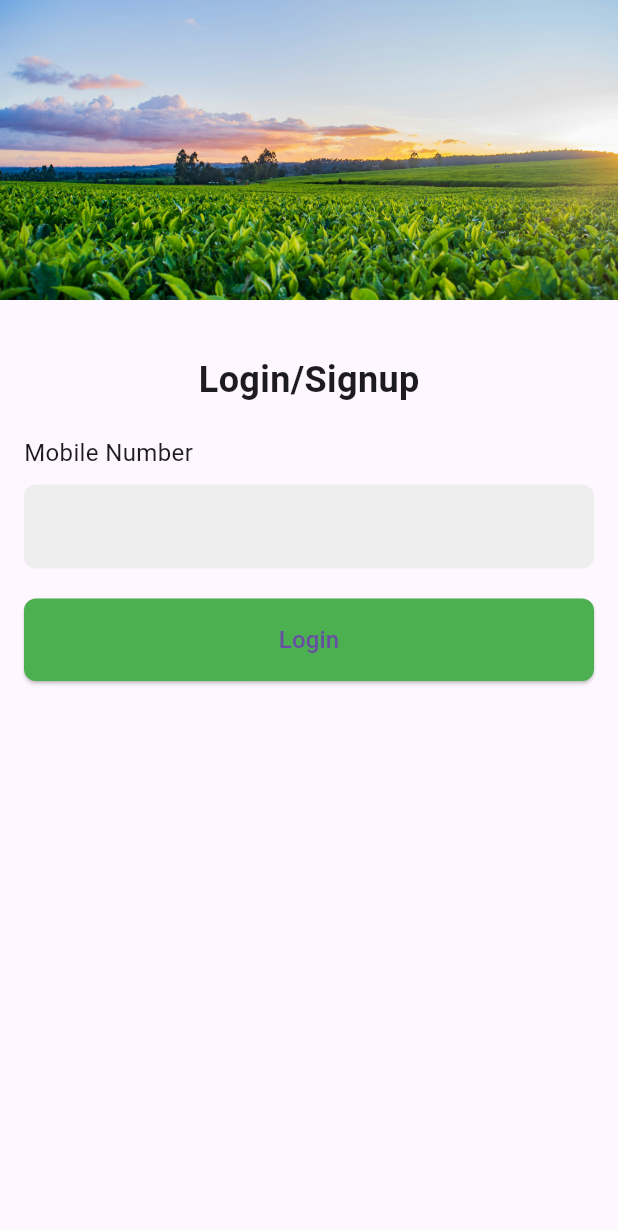
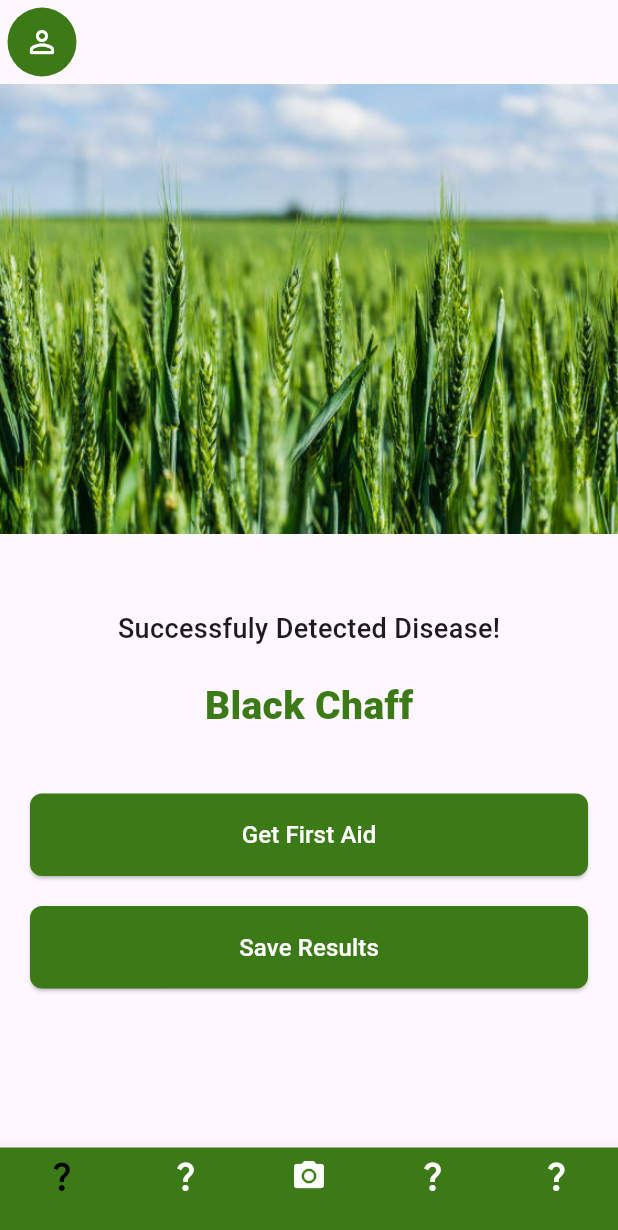
Before and after one commit to IJrajpoot/GreenCare, a Flutter app: the screen it shows after launch, on a phone screen of 412 x 824 dp. Shown: the top 1230 px of the screen. Run offline on Flutter 3.47's test engine with Material 3 defaults, Android fonts, the phone set to English and light mode, and no system bars.

Commit message:
EDIT_CODE_DECTECTED_DISEASE_SCREEN

```diff
--- /dev/null
+++ b/lib/constants/colors.dart
@@ -0,0 +1,3 @@
+import 'dart:ui';
+
+const darkGreen = Color(0xFF3c7a17);
--- a/lib/detected_disease.dart
+++ b/lib/detected_disease.dart
@@ -0,0 +1,101 @@
+import 'package:flutter/material.dart';
+import 'package:greencare/constants/colors.dart';
+import 'package:greencare/widgets/custom_button.dart';
+
+class DetectedDiseaseScreen extends StatefulWidget {
+  const DetectedDiseaseScreen({super.key});
+
+  @override
+  State<DetectedDiseaseScreen> createState() => _DetectedDiseaseScreenState();
+}
+
+class _DetectedDiseaseScreenState extends State<DetectedDiseaseScreen> {
+  @override
+  Widget build(BuildContext context) {
+    return Scaffold(
+      appBar: AppBar(
+        leading: Container(
+          margin: const EdgeInsets.all(5),
+          alignment: Alignment.center,
+          padding: const EdgeInsets.all(10),
+          decoration:
+              const BoxDecoration(color: darkGreen, shape: BoxShape.circle),
+          child: const Icon(
+            Icons.person_outline_rounded,
+            color: Colors.white,
+          ),
+        ),
+      ),
+      body: SingleChildScrollView(
+        child: SafeArea(
+          child: Column(
+            mainAxisAlignment: MainAxisAlignment.center,
+            children: [
+              SizedBox(
+                height: 300,
+                width: MediaQuery.of(context).size.width,
+                child: Image.asset(
+                  'assets/images/wheat.jpg',
+                  fit: BoxFit.cover,
+                  // width: double.infinity,
+                ),
+              ),
+              const SizedBox(
+                height: 50,
+              ),
+              const Padding(
+                padding: EdgeInsets.symmetric(horizontal: 20),
+                child: Text(
+                  'Successfuly Detected Disease!',
+                  style: TextStyle(fontSize: 18, fontWeight: FontWeight.w500),
+                ),
+              ),
+              const SizedBox(
+                height: 20,
+              ),
+              const Padding(
+                padding: EdgeInsets.symmetric(horizontal: 20),
+                child: Text(
+                  'Black Chaff',
+                  style: TextStyle(
+                    fontSize: 26,
+                    fontWeight: FontWeight.w800,
+                    color: darkGreen,
+                  ),
+                ),
+              ),
+              const SizedBox(
+                height: 40,
+              ),
+              CustomButton(text: 'Get First Aid', onPress: () {}),
+              const SizedBox(
+                height: 20,
+              ),
+              CustomButton(text: 'Save Results', onPress: () {}),
+              const SizedBox(
+                height: 60,
+              )
+            ],
+          ),
+        ),
+      ),
+      bottomNavigationBar: BottomNavigationBar(
+        backgroundColor: darkGreen,
+        selectedItemColor: Colors.black,
+        unselectedItemColor: Colors.white,
+        type: BottomNavigationBarType.fixed,
+        items: const [
+          BottomNavigationBarItem(
+              label: '', icon: Icon(Icons.question_mark_outlined)),
+          BottomNavigationBarItem(
+              label: '', icon: Icon(Icons.question_mark_outlined)),
+          BottomNavigationBarItem(label: '', icon: Icon(Icons.camera_alt)),
+          BottomNavigationBarItem(
+              label: '', icon: Icon(Icons.question_mark_outlined)),
+          BottomNavigationBarItem(
+              label: '', icon: Icon(Icons.question_mark_outlined)),
+        ],
+      ),
+    );
+  }
+}
--- a/lib/main.dart
+++ b/lib/main.dart
@@ -1,4 +1,5 @@
 import 'package:flutter/material.dart';
+import 'package:greencare/detected_disease.dart';
 import 'splash_screen.dart';
 import 'login_page.dart';
 
@@ -12,12 +13,13 @@ class MyApp extends StatelessWidget {
   @override
   Widget build(BuildContext context) {
     return MaterialApp(
+      debugShowCheckedModeBanner: false,
       title: 'GreenCare',
       theme: ThemeData(
         primarySwatch: Colors.blue,
         visualDensity: VisualDensity.adaptivePlatformDensity,
       ),
-      home: const SplashScreen(),
+      home: const DetectedDiseaseScreen(),
       routes: {
         '/login': (context) => const LoginPage(),
       },
--- /dev/null
+++ b/lib/widgets/custom_button.dart
@@ -0,0 +1,30 @@
+import 'package:flutter/material.dart';
+import 'package:greencare/constants/colors.dart';
+
+class CustomButton extends StatelessWidget {
+  final String text;
+  final Function() onPress;
+  const CustomButton({super.key, required this.text, required this.onPress});
+
+  @override
+  Widget build(BuildContext context) {
+    return Container(
+      width: double.infinity,
+      margin: const EdgeInsets.symmetric(horizontal: 20),
+      child: ElevatedButton(
+        onPressed: onPress,
+        style: ElevatedButton.styleFrom(
+          padding: const EdgeInsets.symmetric(vertical: 16.0),
+          backgroundColor: darkGreen,
+          shape: RoundedRectangleBorder(
+            borderRadius: BorderRadius.circular(8.0),
+          ),
+        ),
+        child: Text(
+          text,
+          style: const TextStyle(fontSize: 16, color: Colors.white),
+        ),
+      ),
+    );
+  }
+}
--- a/pubspec.yaml
+++ b/pubspec.yaml
@@ -54,8 +54,13 @@ dev_dependencies:
 # The following section is specific to Flutter packages.
 flutter:
   assets:
+    - assets/images/
     - assets/images/logo.png
     - assets/images/login.jpg
+    - assets/images/wheat.jpg
+
+    - assets/icons/
+
 
   # The following line ensures that the Material Icons font is
   # included with your application, so that you can use the icons in
```
Also changed, not shown: assets/images/wheat.jpg (added), pubspec.lock.
